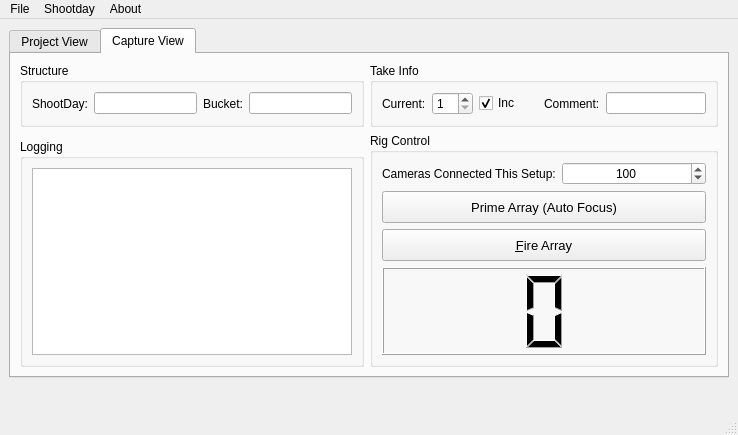
The window that bb_python/bbTriggerBoxx/ui/bbTriggerBoxx_UI.ui (Chicane5/ByteBoxx) describes before a commit, drawn with Qt 5.
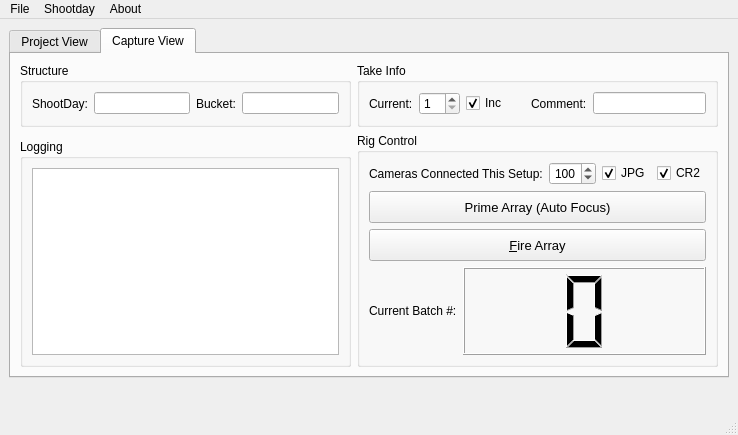
The same window after the commit. The open tabs and pages were chosen to show the change. Icons and pictures are not drawn.

```diff
--- a/bb_python/bbTriggerBoxx/ui/bbTriggerBoxx_UI.ui
+++ b/bb_python/bbTriggerBoxx/ui/bbTriggerBoxx_UI.ui
@@ -279,14 +279,14 @@
            <string>Rig Control</string>
           </property>
           <layout class="QGridLayout" name="gridLayout_2">
-           <item row="0" column="0">
+           <item row="0" column="0" colspan="2">
             <widget class="QLabel" name="label">
              <property name="text">
               <string>Cameras Connected This Setup:</string>
              </property>
             </widget>
            </item>
-           <item row="0" column="1">
+           <item row="0" column="2">
             <widget class="QSpinBox" name="spinBox_cams">
              <property name="alignment">
               <set>Qt::AlignCenter</set>
@@ -302,7 +302,27 @@
              </property>
             </widget>
            </item>
-           <item row="1" column="0" colspan="2">
+           <item row="0" column="3">
+            <widget class="QCheckBox" name="checkBox_jpg">
+             <property name="text">
+              <string>JPG</string>
+             </property>
+             <property name="checked">
+              <bool>true</bool>
+             </property>
+            </widget>
+           </item>
+           <item row="0" column="4">
+            <widget class="QCheckBox" name="checkBox_cr2">
+             <property name="text">
+              <string>CR2</string>
+             </property>
+             <property name="checked">
+              <bool>true</bool>
+             </property>
+            </widget>
+           </item>
+           <item row="1" column="0" colspan="5">
             <widget class="QPushButton" name="pushButton_prime">
              <property name="minimumSize">
               <size>
@@ -320,7 +340,7 @@
              </property>
             </widget>
            </item>
-           <item row="2" column="0" colspan="2">
+           <item row="2" column="0" colspan="5">
             <widget class="QPushButton" name="pushButton_fire">
              <property name="minimumSize">
               <size>
@@ -342,7 +362,14 @@
              </property>
             </widget>
            </item>
-           <item row="3" column="0" colspan="2">
+           <item row="3" column="0">
+            <widget class="QLabel" name="label_3">
+             <property name="text">
+              <string>Current Batch #:</string>
+             </property>
+            </widget>
+           </item>
+           <item row="3" column="1" colspan="4">
             <widget class="QLCDNumber" name="lcdNumber_countdown">
              <property name="smallDecimalPoint">
               <bool>false</bool>
```
Left out of the diff: 3 changed lines with no effect on the pictures.
